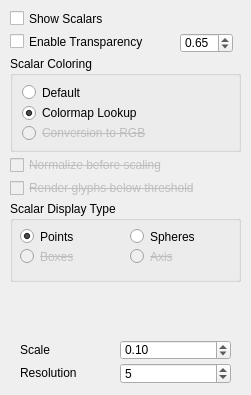
Qt form src/Interface/Modules/Visualization/ShowFieldGlyphsScalarTab.ui (SCIInstitute/SCIRun) before a commit.
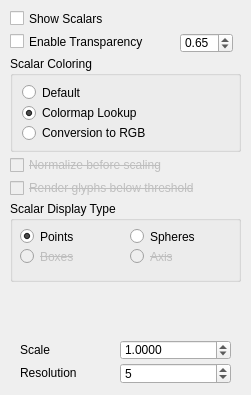
The same form after that commit.

Patch:
```diff
--- a/src/Interface/Modules/Visualization/ShowFieldGlyphsScalarTab.ui
+++ b/src/Interface/Modules/Visualization/ShowFieldGlyphsScalarTab.ui
@@ -268,11 +268,11 @@
     <item>
      <widget class="QRadioButton" name="conversionRGBScalarsColoringRButton_">
       <property name="enabled">
-       <bool>false</bool>
+       <bool>true</bool>
       </property>
       <property name="font">
        <font>
-        <strikeout>true</strikeout>
+        <strikeout>false</strikeout>
        </font>
       </property>
       <property name="text">
@@ -294,15 +294,21 @@
      <height>20</height>
     </rect>
    </property>
+   <property name="decimals">
+    <number>4</number>
+   </property>
    <property name="minimum">
-    <double>0.010000000000000</double>
+    <double>0.000100000000000</double>
    </property>
    <property name="maximum">
     <double>100.000000000000000</double>
    </property>
-   <property name="value">
+   <property name="singleStep">
     <double>0.100000000000000</double>
    </property>
+   <property name="value">
+    <double>1.000000000000000</double>
+   </property>
   </widget>
   <widget class="QLabel" name="label_10">
    <property name="geometry">
```
